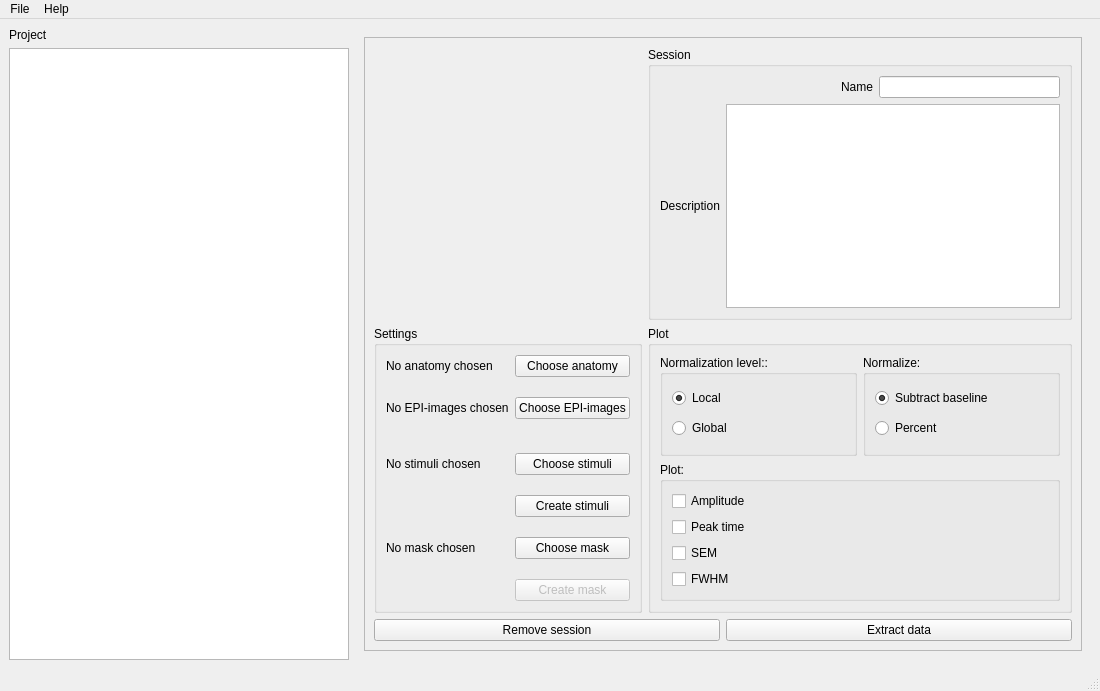
The window that src/ui/mainwindow.ui (pfechd/jabe) describes before a commit, drawn with Qt 5.
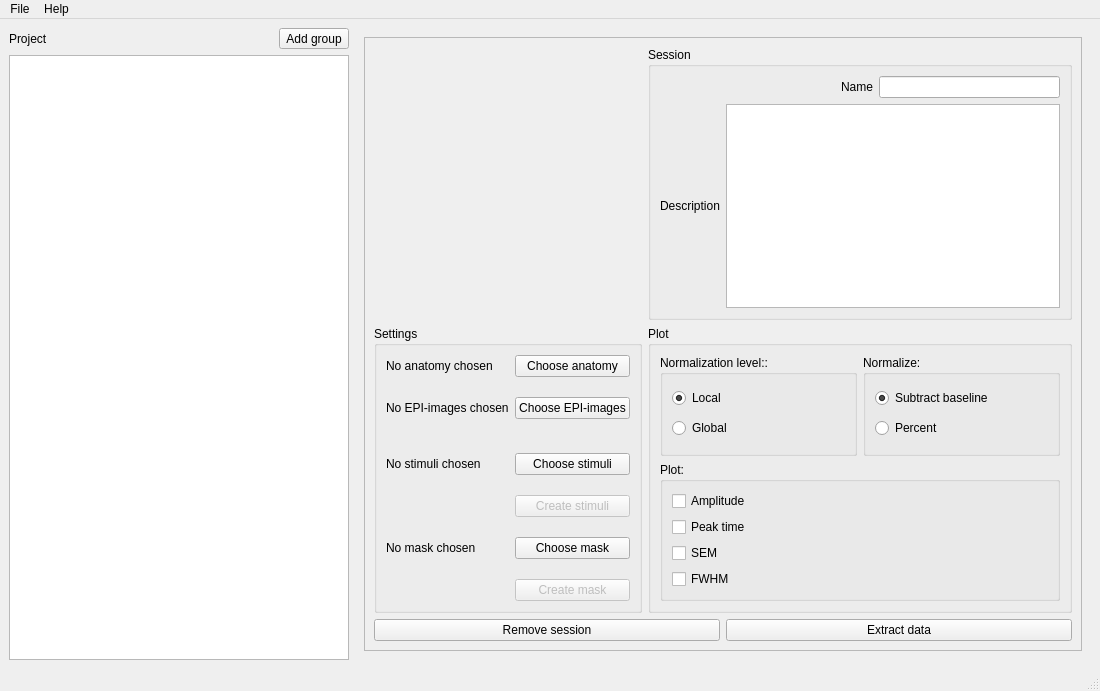
The same window after the commit.

Commit message: Add group-button to GUI

Patch:
```diff
--- a/src/ui/mainwindow.ui
+++ b/src/ui/mainwindow.ui
@@ -18,6 +18,8 @@
     <item>
      <layout class="QVBoxLayout" name="verticalLayout">
       <item>
+       <layout class="QHBoxLayout" name="horizontalLayout_7">
+        <item>
        <widget class="QLabel" name="label_project">
         <property name="text">
          <string>Project</string>
@@ -25,10 +27,35 @@
        </widget>
       </item>
       <item>
+         <spacer name="horizontalSpacer">
+          <property name="orientation">
+           <enum>Qt::Horizontal</enum>
+          </property>
+          <property name="sizeHint" stdset="0">
+           <size>
+            <width>40</width>
+            <height>20</height>
+           </size>
+          </property>
+         </spacer>
+        </item>
+        <item>
+         <widget class="QToolButton" name="add_group_btn">
+          <property name="text">
+           <string>Add group</string>
+          </property>
+         </widget>
+        </item>
+       </layout>
+      </item>
+      <item>
        <widget class="QTreeWidget" name="tree_widget">
         <property name="horizontalScrollBarPolicy">
          <enum>Qt::ScrollBarAsNeeded</enum>
         </property>
+        <property name="sizeAdjustPolicy">
+         <enum>QAbstractScrollArea::AdjustIgnored</enum>
+        </property>
         <property name="autoScroll">
          <bool>false</bool>
         </property>
@@ -1316,7 +1343,7 @@
                   <item row="3" column="1">
                    <widget class="QPushButton" name="create_session_stimuli_btn">
                     <property name="enabled">
-                     <bool>true</bool>
+                     <bool>false</bool>
                     </property>
                     <property name="text">
                      <string>Create stimuli</string>
```
Left out of the diff: 6 changed lines with no effect on the pictures. Lines whose indentation alone changed are shown as unchanged. The commit also changes 1 other file.
